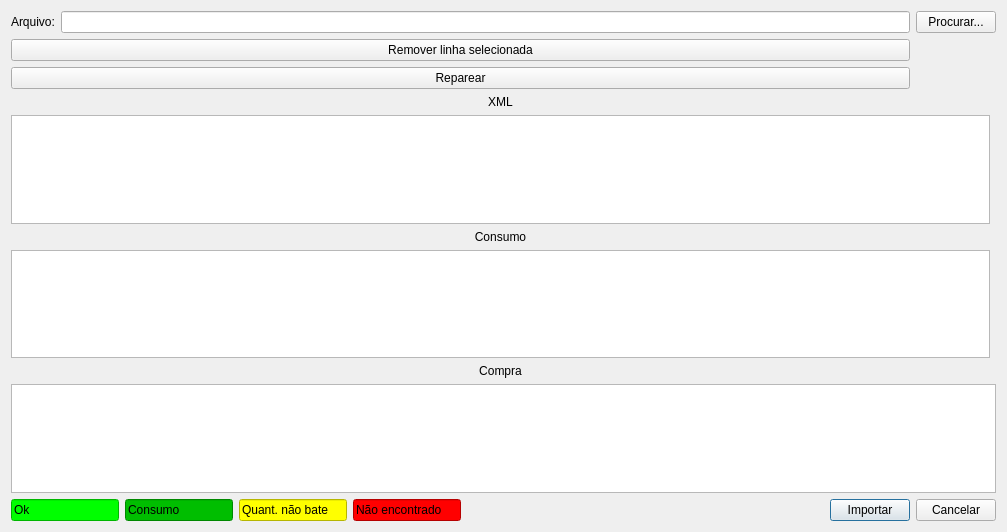
lellisls/ERP-STACCATO, file ui/importarxml.ui: the form before one commit.
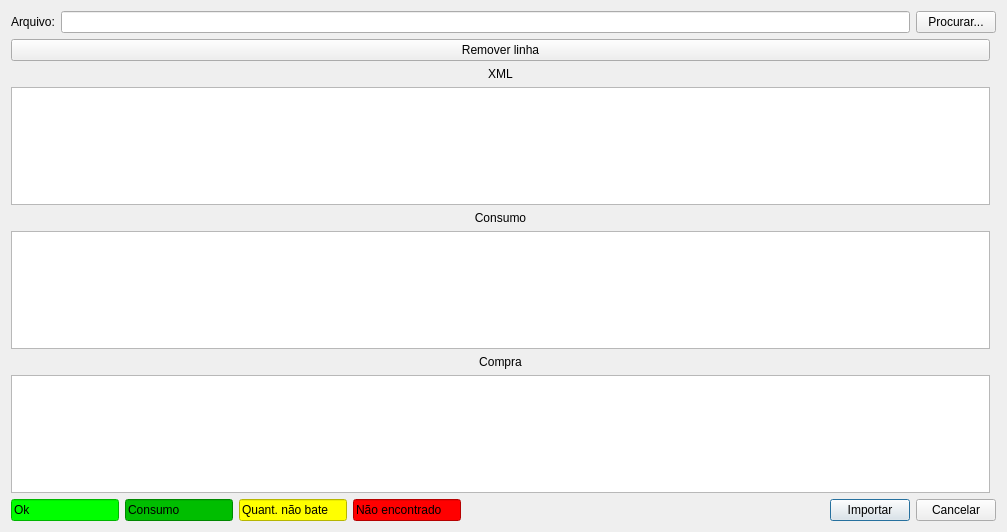
The form after the commit. Custom widgets are drawn as their Qt base class.

Patch:
```diff
--- a/ui/importarxml.ui
+++ b/ui/importarxml.ui
@@ -14,7 +14,7 @@
    <string>Importar NFe</string>
   </property>
   <layout class="QGridLayout" name="gridLayout_2">
-   <item row="3" column="0">
+   <item row="4" column="0">
     <widget class="QLabel" name="label_3">
      <property name="text">
       <string>Consumo</string>
@@ -24,20 +24,7 @@
      </property>
     </widget>
    </item>
-   <item row="6" column="0" colspan="2">
-    <widget class="TableView" name="tableCompra">
-     <property name="mouseTracking">
-      <bool>true</bool>
-     </property>
-     <property name="selectionMode">
-      <enum>QAbstractItemView::SingleSelection</enum>
-     </property>
-     <property name="selectionBehavior">
-      <enum>QAbstractItemView::SelectRows</enum>
-     </property>
-    </widget>
-   </item>
-   <item row="7" column="0" colspan="2">
+   <item row="8" column="0" colspan="2">
     <layout class="QHBoxLayout" name="horizontalLayout">
      <item>
       <widget class="QLineEdit" name="lineEdit_3">
@@ -178,7 +165,7 @@
      </item>
     </layout>
    </item>
-   <item row="2" column="0">
+   <item row="3" column="0">
     <widget class="TableView" name="tableEstoque">
      <property name="mouseTracking">
       <bool>true</bool>
@@ -200,9 +187,6 @@
        </property>
       </widget>
      </item>
-     <item row="0" column="1">
-      <widget class="QLineEdit" name="lineEdit"/>
-     </item>
      <item row="0" column="2">
       <widget class="QPushButton" name="pushButtonProcurar">
        <property name="text">
@@ -210,39 +194,12 @@
        </property>
       </widget>
      </item>
-     <item row="1" column="0" colspan="2">
-      <widget class="QPushButton" name="pushButtonRemover">
-       <property name="enabled">
-        <bool>true</bool>
-       </property>
-       <property name="text">
-        <string>Remover linha selecionada</string>
-       </property>
-      </widget>
-     </item>
-     <item row="2" column="0" colspan="2">
-      <widget class="QPushButton" name="pushButtonReparear">
-       <property name="text">
-        <string>Reparear</string>
-       </property>
-      </widget>
+     <item row="0" column="1">
+      <widget class="QLineEdit" name="lineEdit"/>
      </item>
     </layout>
    </item>
-   <item row="4" column="0">
-    <widget class="TableView" name="tableConsumo">
-     <property name="mouseTracking">
-      <bool>true</bool>
-     </property>
-     <property name="selectionMode">
-      <enum>QAbstractItemView::SingleSelection</enum>
-     </property>
-     <property name="selectionBehavior">
-      <enum>QAbstractItemView::SelectRows</enum>
-     </property>
-    </widget>
-   </item>
-   <item row="1" column="0">
+   <item row="2" column="0">
     <widget class="QLabel" name="label_2">
      <property name="text">
       <string>XML</string>
@@ -252,7 +209,7 @@
      </property>
     </widget>
    </item>
-   <item row="5" column="0">
+   <item row="6" column="0">
     <widget class="QLabel" name="label_4">
      <property name="text">
       <string>Compra</string>
@@ -262,6 +219,42 @@
      </property>
     </widget>
    </item>
+   <item row="5" column="0">
+    <widget class="TableView" name="tableConsumo">
+     <property name="mouseTracking">
+      <bool>true</bool>
+     </property>
+     <property name="selectionMode">
+      <enum>QAbstractItemView::SingleSelection</enum>
+     </property>
+     <property name="selectionBehavior">
+      <enum>QAbstractItemView::SelectRows</enum>
+     </property>
+    </widget>
+   </item>
+   <item row="1" column="0">
+    <widget class="QPushButton" name="pushButtonRemoverLinha">
+     <property name="text">
+      <string>Remover linha</string>
+     </property>
+    </widget>
+   </item>
+   <item row="7" column="0">
+    <widget class="TableView" name="tableCompra">
+     <property name="mouseTracking">
+      <bool>true</bool>
+     </property>
+     <property name="editTriggers">
+      <set>QAbstractItemView::NoEditTriggers</set>
+     </property>
+     <property name="selectionMode">
+      <enum>QAbstractItemView::SingleSelection</enum>
+     </property>
+     <property name="selectionBehavior">
+      <enum>QAbstractItemView::SelectRows</enum>
+     </property>
+    </widget>
+   </item>
   </layout>
  </widget>
  <customwidgets>
```
